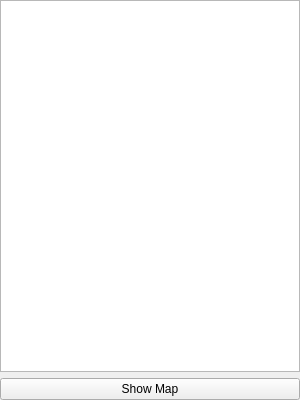
This is mtpy/gui/SmartMT/ui_asset/station_viewer.ui in MTgeophysics/mtpy as Qt 5 draws it before an edit. The edited form follows.
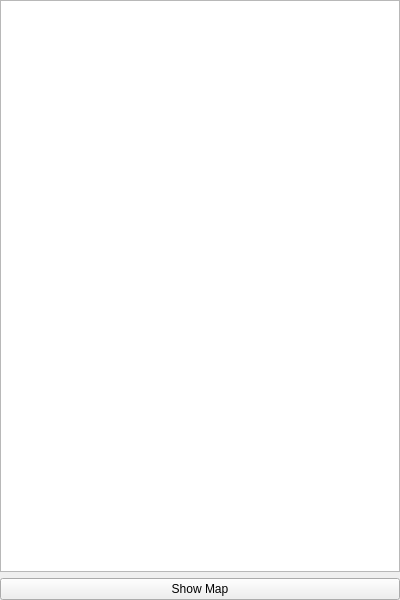
This is the edited form.

Diff of the .ui file:
```diff
--- a/mtpy/gui/SmartMT/ui_asset/station_viewer.ui
+++ b/mtpy/gui/SmartMT/ui_asset/station_viewer.ui
@@ -6,8 +6,8 @@
    <rect>
     <x>0</x>
     <y>0</y>
-    <width>300</width>
-    <height>400</height>
+    <width>400</width>
+    <height>600</height>
    </rect>
   </property>
   <property name="focusPolicy">
```
